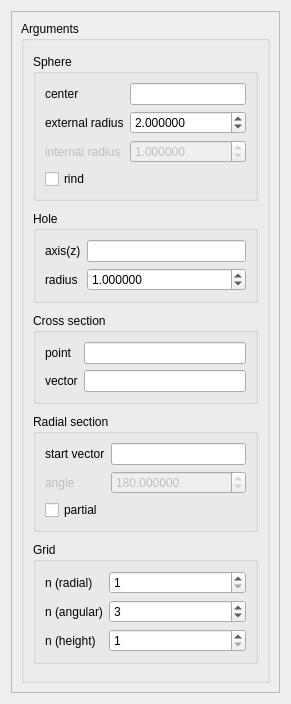
Qt form src/HEXABLOCKGUI/MakeHemiSphere_QTD.ui (SalomePlatform/hexablock) before a commit.
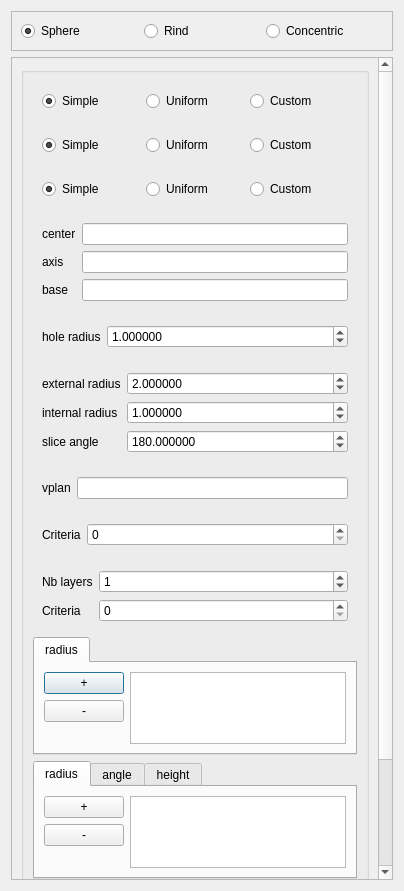
The same form after that commit.

Diff of the .ui file:
```diff
--- a/src/HEXABLOCKGUI/MakeHemiSphere_QTD.ui
+++ b/src/HEXABLOCKGUI/MakeHemiSphere_QTD.ui
@@ -6,8 +6,8 @@
    <rect>
     <x>0</x>
     <y>0</y>
-    <width>291</width>
-    <height>704</height>
+    <width>404</width>
+    <height>891</height>
    </rect>
   </property>
   <property name="sizePolicy">
@@ -19,18 +19,69 @@
   <property name="minimumSize">
    <size>
     <width>0</width>
-    <height>0</height>
+    <height>324</height>
    </size>
   </property>
   <property name="windowTitle">
    <string>HemiSphere Construction</string>
   </property>
   <layout class="QVBoxLayout" name="verticalLayout_2">
+   <item>
+    <widget class="QFrame" name="frame">
+     <property name="frameShape">
+      <enum>QFrame::StyledPanel</enum>
+     </property>
+     <property name="frameShadow">
+      <enum>QFrame::Raised</enum>
+     </property>
+     <layout class="QHBoxLayout" name="horizontalLayout">
+      <item>
+       <widget class="QRadioButton" name="sphere_rb">
+        <property name="sizePolicy">
+         <sizepolicy hsizetype="Minimum" vsizetype="Fixed">
+          <horstretch>0</horstretch>
+          <verstretch>0</verstretch>
+         </sizepolicy>
+        </property>
+        <property name="text">
+         <string>Sphere</string>
+        </property>
+        <property name="checked">
+         <bool>true</bool>
+        </property>
+       </widget>
+      </item>
+      <item>
+       <widget class="QRadioButton" name="rind_rb">
+        <property name="sizePolicy">
+         <sizepolicy hsizetype="Minimum" vsizetype="Fixed">
+          <horstretch>0</horstretch>
+          <verstretch>0</verstretch>
+         </sizepolicy>
+        </property>
+        <property name="text">
+         <string>Rind</string>
+        </property>
+       </widget>
+      </item>
+      <item>
+       <widget class="QRadioButton" name="spherical_rb">
+        <property name="sizePolicy">
+         <sizepolicy hsizetype="Minimum" vsizetype="Fixed">
+          <horstretch>0</horstretch>
+          <verstretch>0</verstretch>
+         </sizepolicy>
+        </property>
+        <property name="text">
+         <string>Concentric</string>
+        </property>
+       </widget>
+      </item>
+     </layout>
+    </widget>
+   </item>
    <item>
     <widget class="QScrollArea" name="scrollArea">
-     <property name="horizontalScrollBarPolicy">
-      <enum>Qt::ScrollBarAsNeeded</enum>
-     </property>
      <property name="widgetResizable">
       <bool>true</bool>
      </property>
@@ -39,29 +90,110 @@
        <rect>
         <x>0</x>
         <y>0</y>
-        <width>269</width>
-        <height>682</height>
+        <width>366</width>
+        <height>1076</height>
        </rect>
       </property>
-      <layout class="QVBoxLayout" name="verticalLayout">
+      <layout class="QVBoxLayout" name="verticalLayout_3">
        <item>
         <widget class="QGroupBox" name="groupBox">
          <property name="title">
-          <string>Arguments</string>
+          <string/>
          </property>
-         <layout class="QVBoxLayout" name="verticalLayout_4">
+         <layout class="QVBoxLayout" name="verticalLayout">
           <item>
-           <widget class="QGroupBox" name="groupBox_2">
-            <property name="sizePolicy">
-             <sizepolicy hsizetype="Preferred" vsizetype="Fixed">
-              <horstretch>0</horstretch>
-              <verstretch>0</verstretch>
-             </sizepolicy>
-            </property>
-            <property name="title">
-             <string>Sphere</string>
-            </property>
-            <layout class="QFormLayout" name="formLayout_4">
+           <widget class="QWidget" name="widget_7" native="true">
+            <layout class="QHBoxLayout" name="horizontalLayout_2">
+             <item>
+              <widget class="QRadioButton" name="sphereTop_rb">
+               <property name="text">
+                <string>Simple</string>
+               </property>
+               <property name="checked">
+                <bool>true</bool>
+               </property>
+              </widget>
+             </item>
+             <item>
+              <widget class="QRadioButton" name="sphereUni_rb">
+               <property name="text">
+                <string>Uniform</string>
+               </property>
+              </widget>
+             </item>
+             <item>
+              <widget class="QRadioButton" name="sphere2_rb">
+               <property name="text">
+                <string>Custom</string>
+               </property>
+              </widget>
+             </item>
+            </layout>
+           </widget>
+          </item>
+          <item>
+           <widget class="QWidget" name="widget_8" native="true">
+            <layout class="QHBoxLayout" name="horizontalLayout_3">
+             <item>
+              <widget class="QRadioButton" name="sphericalTop_rb">
+               <property name="text">
+                <string>Simple</string>
+               </property>
+               <property name="checked">
+                <bool>true</bool>
+               </property>
+              </widget>
+             </item>
+             <item>
+              <widget class="QRadioButton" name="sphericalUni_rb">
+               <property name="text">
+                <string>Uniform</string>
+               </property>
+              </widget>
+             </item>
+             <item>
+              <widget class="QRadioButton" name="spherical2_rb">
+               <property name="text">
+                <string>Custom</string>
+               </property>
+              </widget>
+             </item>
+            </layout>
+           </widget>
+          </item>
+          <item>
+           <widget class="QWidget" name="widget_9" native="true">
+            <layout class="QHBoxLayout" name="horizontalLayout_4">
+             <item>
+              <widget class="QRadioButton" name="rindTop_rb">
+               <property name="text">
+                <string>Simple</string>
+               </property>
+               <property name="checked">
+                <bool>true</bool>
+               </property>
+              </widget>
+             </item>
+             <item>
+              <widget class="QRadioButton" name="rindUni_rb">
+               <property name="text">
+                <string>Uniform</string>
+               </property>
+              </widget>
+             </item>
+             <item>
+              <widget class="QRadioButton" name="rind2_rb">
+               <property name="text">
+                <string>Custom</string>
+               </property>
+              </widget>
+             </item>
+            </layout>
+           </widget>
+          </item>
+          <item>
+           <widget class="QWidget" name="widget_2" native="true">
+            <layout class="QFormLayout" name="formLayout_2">
              <item row="0" column="0">
               <widget class="QLabel" name="label">
                <property name="text">
@@ -70,7 +202,7 @@
               </widget>
              </item>
              <item row="0" column="1">
-              <widget class="QLineEdit" name="sphere_center_le">
+              <widget class="QLineEdit" name="center_le">
                <property name="sizePolicy">
                 <sizepolicy hsizetype="Preferred" vsizetype="Fixed">
                  <horstretch>0</horstretch>
@@ -86,13 +218,87 @@
               </widget>
              </item>
              <item row="1" column="0">
+              <widget class="QLabel" name="label_3">
+               <property name="text">
+                <string>axis</string>
+               </property>
+              </widget>
+             </item>
+             <item row="1" column="1">
+              <widget class="QLineEdit" name="hole_axis_le">
+               <property name="sizePolicy">
+                <sizepolicy hsizetype="Preferred" vsizetype="Fixed">
+                 <horstretch>0</horstretch>
+                 <verstretch>0</verstretch>
+                </sizepolicy>
+               </property>
+               <property name="toolTip">
+                <string extracomment="select vector"/>
+               </property>
+               <property name="readOnly">
+                <bool>false</bool>
+               </property>
+              </widget>
+             </item>
+             <item row="2" column="0">
+              <widget class="QLabel" name="label_5">
+               <property name="text">
+                <string>base</string>
+               </property>
+              </widget>
+             </item>
+             <item row="2" column="1">
+              <widget class="QLineEdit" name="base_le"/>
+             </item>
+            </layout>
+           </widget>
+          </item>
+          <item>
+           <widget class="QWidget" name="widget_3" native="true">
+            <layout class="QFormLayout" name="formLayout">
+             <property name="fieldGrowthPolicy">
+              <enum>QFormLayout::AllNonFixedFieldsGrow</enum>
+             </property>
+             <item row="1" column="0">
+              <widget class="QLabel" name="label_6">
+               <property name="text">
+                <string>hole radius</string>
+               </property>
+              </widget>
+             </item>
+             <item row="1" column="1">
+              <widget class="QDoubleSpinBox" name="hole_rad_spb">
+               <property name="sizePolicy">
+                <sizepolicy hsizetype="Minimum" vsizetype="Fixed">
+                 <horstretch>0</horstretch>
+                 <verstretch>0</verstretch>
+                </sizepolicy>
+               </property>
+               <property name="decimals">
+                <number>6</number>
+               </property>
+               <property name="maximum">
+                <double>1000000000.000000000000000</double>
+               </property>
+               <property name="value">
+                <double>1.000000000000000</double>
+               </property>
+              </widget>
+             </item>
+            </layout>
+           </widget>
+          </item>
+          <item>
+           <widget class="QWidget" name="widget_4" native="true">
+            <layout class="QFormLayout" name="formLayout_4">
+             <item row="0" column="0">
               <widget class="QLabel" name="label_11">
                <property name="text">
                 <string>external radius</string>
                </property>
               </widget>
              </item>
-             <item row="1" column="1">
+             <item row="0" column="1">
               <widget class="QDoubleSpinBox" name="sphere_radext_spb">
                <property name="sizePolicy">
                 <sizepolicy hsizetype="Minimum" vsizetype="Fixed">
@@ -111,20 +317,20 @@
                </property>
               </widget>
              </item>
-             <item row="2" column="0">
+             <item row="1" column="0">
               <widget class="QLabel" name="int_rad_label">
                <property name="enabled">
-                <bool>false</bool>
+                <bool>true</bool>
                </property>
                <property name="text">
                 <string>internal radius</string>
                </property>
               </widget>
              </item>
-             <item row="2" column="1">
+             <item row="1" column="1">
               <widget class="QDoubleSpinBox" name="sphere_radint_spb">
                <property name="enabled">
-                <bool>false</bool>
+                <bool>true</bool>
                </property>
                <property name="sizePolicy">
                 <sizepolicy hsizetype="Minimum" vsizetype="Fixed">
@@ -143,186 +349,20 @@
                </property>
               </widget>
              </item>
-             <item row="3" column="0">
-              <widget class="QCheckBox" name="sphere_rind_cb">
-               <property name="text">
-                <string>rind</string>
-               </property>
-               <property name="checked">
-                <bool>false</bool>
-               </property>
-              </widget>
-             </item>
-            </layout>
-           </widget>
-          </item>
-          <item>
-           <widget class="QGroupBox" name="groupBox_4">
-            <property name="sizePolicy">
-             <sizepolicy hsizetype="Preferred" vsizetype="Fixed">
-              <horstretch>0</horstretch>
-              <verstretch>0</verstretch>
-             </sizepolicy>
-            </property>
-            <property name="title">
-             <string>Hole</string>
-            </property>
-            <layout class="QFormLayout" name="formLayout_2">
-             <item row="0" column="0">
-              <widget class="QLabel" name="label_3">
-               <property name="text">
-                <string>axis(z)</string>
-               </property>
-              </widget>
-             </item>
-             <item row="0" column="1">
-              <widget class="QLineEdit" name="hole_axis_le">
-               <property name="sizePolicy">
-                <sizepolicy hsizetype="Preferred" vsizetype="Fixed">
-                 <horstretch>0</horstretch>
-                 <verstretch>0</verstretch>
-                </sizepolicy>
-               </property>
-               <property name="toolTip">
-                <string extracomment="select vector"/>
-               </property>
-               <property name="readOnly">
-                <bool>false</bool>
-               </property>
-              </widget>
-             </item>
-             <item row="1" column="0">
-              <widget class="QLabel" name="label_6">
-               <property name="text">
-                <string>radius</string>
-               </property>
-              </widget>
-             </item>
-             <item row="1" column="1">
-              <widget class="QDoubleSpinBox" name="hole_rad_spb">
-               <property name="sizePolicy">
-                <sizepolicy hsizetype="Minimum" vsizetype="Fixed">
-                 <horstretch>0</horstretch>
-                 <verstretch>0</verstretch>
-                </sizepolicy>
-               </property>
-               <property name="decimals">
-                <number>6</number>
-               </property>
-               <property name="maximum">
-                <double>1000000000.000000000000000</double>
-               </property>
-               <property name="value">
-                <double>1.000000000000000</double>
-               </property>
-              </widget>
-             </item>
-            </layout>
-           </widget>
-          </item>
-          <item>
-           <widget class="QGroupBox" name="groupBox_7">
-            <property name="sizePolicy">
-             <sizepolicy hsizetype="Preferred" vsizetype="Fixed">
-              <horstretch>0</horstretch>
-              <verstretch>0</verstretch>
-             </sizepolicy>
-            </property>
-            <property name="title">
-             <string>Cross section</string>
-            </property>
-            <layout class="QFormLayout" name="formLayout_3">
-             <item row="0" column="0">
-              <widget class="QLabel" name="label_7">
-               <property name="text">
-                <string>point</string>
-               </property>
-              </widget>
-             </item>
-             <item row="0" column="1">
-              <widget class="QLineEdit" name="cross_pt_le">
-               <property name="sizePolicy">
-                <sizepolicy hsizetype="Minimum" vsizetype="Fixed">
-                 <horstretch>0</horstretch>
-                 <verstretch>0</verstretch>
-                </sizepolicy>
-               </property>
-               <property name="toolTip">
-                <string extracomment="select vertex"/>
-               </property>
-               <property name="statusTip">
-                <string/>
-               </property>
-               <property name="readOnly">
-                <bool>false</bool>
-               </property>
-              </widget>
-             </item>
-             <item row="1" column="0">
-              <widget class="QLabel" name="label_4">
-               <property name="text">
-                <string>vector</string>
-               </property>
-              </widget>
-             </item>
-             <item row="1" column="1">
-              <widget class="QLineEdit" name="cross_vec_le"/>
-             </item>
-            </layout>
-           </widget>
-          </item>
-          <item>
-           <widget class="QGroupBox" name="groupBox_5">
-            <property name="sizePolicy">
-             <sizepolicy hsizetype="Preferred" vsizetype="Fixed">
-              <horstretch>0</horstretch>
-              <verstretch>0</verstretch>
-             </sizepolicy>
-            </property>
-            <property name="title">
-             <string>Radial section</string>
-            </property>
-            <layout class="QFormLayout" name="formLayout_5">
-             <item row="0" column="0">
-              <widget class="QLabel" name="label_2">
-               <property name="text">
-                <string>start vector</string>
-               </property>
-              </widget>
-             </item>
-             <item row="0" column="1">
-              <widget class="QLineEdit" name="radial_vec_le">
-               <property name="sizePolicy">
-                <sizepolicy hsizetype="Preferred" vsizetype="Fixed">
-                 <horstretch>0</horstretch>
-                 <verstretch>0</verstretch>
-                </sizepolicy>
-               </property>
-               <property name="toolTip">
-                <string extracomment="select a vector"/>
-               </property>
-               <property name="statusTip">
-                <string/>
-               </property>
-               <property name="readOnly">
-                <bool>false</bool>
-               </property>
-              </widget>
-             </item>
-             <item row="1" column="0">
+             <item row="2" column="0">
               <widget class="QLabel" name="angle_label">
                <property name="enabled">
-                <bool>false</bool>
+                <bool>true</bool>
                </property>
                <property name="text">
-                <string>angle</string>
+                <string>slice angle</string>
                </property>
               </widget>
              </item>
-             <item row="1" column="1">
+             <item row="2" column="1">
               <widget class="QDoubleSpinBox" name="radial_angle_spb">
                <property name="enabled">
-                <bool>false</bool>
+                <bool>true</bool>
                </property>
                <property name="sizePolicy">
                 <sizepolicy hsizetype="Minimum" vsizetype="Fixed">
@@ -341,35 +381,362 @@
                </property>
               </widget>
              </item>
-             <item row="2" column="0">
-              <widget class="QCheckBox" name="radial_partial_cb">
-               <property name="text">
-                <string>partial</string>
-               </property>
-               <property name="checked">
-                <bool>false</bool>
-               </property>
-              </widget>
-             </item>
             </layout>
            </widget>
           </item>
           <item>
-           <widget class="QGroupBox" name="groupBox_6">
-            <property name="sizePolicy">
-             <sizepolicy hsizetype="Preferred" vsizetype="Fixed">
-              <horstretch>0</horstretch>
-              <verstretch>0</verstretch>
-             </sizepolicy>
-            </property>
-            <property name="title">
-             <string>Grid</string>
-            </property>
+           <widget class="QWidget" name="widget_10" native="true">
             <layout class="QFormLayout" name="formLayout_6">
+             <property name="fieldGrowthPolicy">
+              <enum>QFormLayout::AllNonFixedFieldsGrow</enum>
+             </property>
+             <item row="1" column="0">
+              <widget class="QLabel" name="label_12">
+               <property name="text">
+                <string>vplan</string>
+               </property>
+              </widget>
+             </item>
+             <item row="1" column="1">
+              <widget class="QLineEdit" name="vplan_le"/>
+             </item>
+            </layout>
+           </widget>
+          </item>
+          <item>
+           <widget class="QWidget" name="widget_20" native="true">
+            <layout class="QFormLayout" name="formLayout_12">
+             <item row="0" column="0">
+              <widget class="QLabel" name="label_4">
+               <property name="text">
+                <string>Criteria</string>
+               </property>
+              </widget>
+             </item>
+             <item row="0" column="1">
+              <widget class="QSpinBox" name="crit_spb">
+               <property name="maximum">
+                <number>1000000</number>
+               </property>
+               <property name="value">
+                <number>0</number>
+               </property>
+              </widget>
+             </item>
+            </layout>
+           </widget>
+          </item>
+          <item>
+           <widget class="QWidget" name="widget_5" native="true">
+            <layout class="QFormLayout" name="formLayout_3">
+             <item row="0" column="0">
+              <widget class="QLabel" name="label_2">
+               <property name="text">
+                <string>Nb layers</string>
+               </property>
+              </widget>
+             </item>
+             <item row="0" column="1">
+              <widget class="QSpinBox" name="nbre_spb">
+               <property name="maximum">
+                <number>1000000</number>
+               </property>
+               <property name="value">
+                <number>1</number>
+               </property>
+              </widget>
+             </item>
+             <item row="1" column="0">
+              <widget class="QLabel" name="label_7">
+               <property name="text">
+                <string>Criteria</string>
+               </property>
+              </widget>
+             </item>
+             <item row="1" column="1">
+              <widget class="QSpinBox" name="crit_spb_2">
+               <property name="maximum">
+                <number>1000000</number>
+               </property>
+              </widget>
+             </item>
+            </layout>
+           </widget>
+          </item>
+          <item>
+           <widget class="QTabWidget" name="random_param_w_3">
+            <property name="sizePolicy">
+             <sizepolicy hsizetype="Preferred" vsizetype="Preferred">
+              <horstretch>0</horstretch>
+              <verstretch>0</verstretch>
+             </sizepolicy>
+            </property>
+            <property name="maximumSize">
+             <size>
+              <width>16777215</width>
+              <height>150</height>
+             </size>
+            </property>
+            <property name="currentIndex">
+             <number>0</number>
+            </property>
+            <widget class="QWidget" name="ext_radius_tab_4">
+             <attribute name="title">
+              <string>radius</string>
+             </attribute>
+             <layout class="QGridLayout" name="gridLayout_11">
+              <item row="0" column="0">
+               <widget class="QPushButton" name="add_radius_pb_1">
+                <property name="enabled">
+                 <bool>true</bool>
+                </property>
+                <property name="sizePolicy">
+                 <sizepolicy hsizetype="Maximum" vsizetype="Fixed">
+                  <horstretch>0</horstretch>
+                  <verstretch>0</verstretch>
+                 </sizepolicy>
+                </property>
+                <property name="text">
+                 <string>+</string>
+                </property>
+               </widget>
+              </item>
+              <item row="0" column="1" rowspan="4">
+               <widget class="QListWidget" name="radius_lw_1">
+                <property name="sizePolicy">
+                 <sizepolicy hsizetype="Preferred" vsizetype="Preferred">
+                  <horstretch>0</horstretch>
+                  <verstretch>0</verstretch>
+                 </sizepolicy>
+                </property>
+               </widget>
+              </item>
+              <item row="1" column="0">
+               <widget class="QPushButton" name="del_radius_pb_1">
+                <property name="sizePolicy">
+                 <sizepolicy hsizetype="Maximum" vsizetype="Fixed">
+                  <horstretch>0</horstretch>
+                  <verstretch>0</verstretch>
+                 </sizepolicy>
+                </property>
+                <property name="text">
+                 <string>-</string>
+                </property>
+               </widget>
+              </item>
+              <item row="2" column="0">
+               <spacer name="verticalSpacer_13">
+                <property name="orientation">
+                 <enum>Qt::Vertical</enum>
+                </property>
+                <property name="sizeHint" stdset="0">
+                 <size>
+                  <width>20</width>
+                  <height>139</height>
+                 </size>
+                </property>
+               </spacer>
+              </item>
+             </layout>
+            </widget>
+           </widget>
+          </item>
+          <item>
+           <widget class="QTabWidget" name="random_param_w">
+            <property name="sizePolicy">
+             <sizepolicy hsizetype="Preferred" vsizetype="Preferred">
+              <horstretch>0</horstretch>
+              <verstretch>0</verstretch>
+             </sizepolicy>
+            </property>
+            <property name="maximumSize">
+             <size>
+              <width>16777215</width>
+              <height>150</height>
+             </size>
+            </property>
+            <property name="currentIndex">
+             <number>0</number>
+            </property>
+            <widget class="QWidget" name="ext_radius_tab_3">
+             <attribute name="title">
+              <string>radius</string>
+             </attribute>
+             <layout class="QGridLayout" name="gridLayout_8">
+              <item row="0" column="0">
+               <widget class="QPushButton" name="add_radius_pb_2">
+                <property name="enabled">
+                 <bool>true</bool>
+                </property>
+                <property name="sizePolicy">
+                 <sizepolicy hsizetype="Maximum" vsizetype="Fixed">
+                  <horstretch>0</horstretch>
+                  <verstretch>0</verstretch>
+                 </sizepolicy>
+                </property>
+                <property name="text">
+                 <string>+</string>
+                </property>
+               </widget>
+              </item>
+              <item row="0" column="1" rowspan="4">
+               <widget class="QListWidget" name="radius_lw_2">
+                <property name="sizePolicy">
+                 <sizepolicy hsizetype="Preferred" vsizetype="Preferred">
+                  <horstretch>0</horstretch>
+                  <verstretch>0</verstretch>
+                 </sizepolicy>
+                </property>
+               </widget>
+              </item>
+              <item row="1" column="0">
+               <widget class="QPushButton" name="del_radius_pb_2">
+                <property name="sizePolicy">
+                 <sizepolicy hsizetype="Maximum" vsizetype="Fixed">
+                  <horstretch>0</horstretch>
+                  <verstretch>0</verstretch>
+                 </sizepolicy>
+                </property>
+                <property name="text">
+                 <string>-</string>
+                </property>
+               </widget>
+              </item>
+              <item row="2" column="0">
+               <spacer name="verticalSpacer_10">
+                <property name="orientation">
+                 <enum>Qt::Vertical</enum>
+                </property>
+                <property name="sizeHint" stdset="0">
+                 <size>
+                  <width>20</width>
+                  <height>139</height>
+                 </size>
+                </property>
+               </spacer>
+              </item>
+             </layout>
+            </widget>
+            <widget class="QWidget" name="ext_angle_tab_3">
+             <attribute name="title">
+              <string>angle</string>
+             </attribute>
+             <layout class="QGridLayout" name="gridLayout_9">
+              <item row="0" column="0">
+               <widget class="QPushButton" name="add_angle_pb">
+                <property name="enabled">
+                 <bool>true</bool>
+                </property>
+                <property name="sizePolicy">
+                 <sizepolicy hsizetype="Maximum" vsizetype="Fixed">
+                  <horstretch>0</horstretch>
+                  <verstretch>0</verstretch>
+                 </sizepolicy>
+                </property>
+                <property name="text">
+                 <string>+</string>
+                </property>
+               </widget>
+              </item>
+              <item row="0" column="1" rowspan="3">
+               <widget class="QListWidget" name="angle_lw"/>
+              </item>
+              <item row="1" column="0">
+               <widget class="QPushButton" name="del_angle_pb">
+                <property name="sizePolicy">
+                 <sizepolicy hsizetype="Maximum" vsizetype="Fixed">
+                  <horstretch>0</horstretch>
+                  <verstretch>0</verstretch>
+                 </sizepolicy>
+                </property>
+                <property name="text">
+                 <string>-</string>
+                </property>
+               </widget>
+              </item>
+              <item row="2" column="0">
+               <spacer name="verticalSpacer_11">
+                <property name="orientation">
+                 <enum>Qt::Vertical</enum>
+                </property>
+                <property name="sizeHint" stdset="0">
+                 <size>
+                  <width>20</width>
+                  <height>139</height>
+                 </size>
+                </property>
+               </spacer>
+              </item>
+             </layout>
+            </widget>
+            <widget class="QWidget" name="ext_height_tab_3">
+             <attribute name="title">
+              <string>height</string>
+             </attribute>
+             <layout class="QGridLayout" name="gridLayout_10">
+              <item row="0" column="0">
+               <widget class="QPushButton" name="add_height_pb">
+                <property name="enabled">
+                 <bool>true</bool>
+                </property>
+                <property name="sizePolicy">
+                 <sizepolicy hsizetype="Maximum" vsizetype="Fixed">
+                  <horstretch>0</horstretch>
+                  <verstretch>0</verstretch>
+                 </sizepolicy>
+                </property>
+                <property name="text">
+                 <string>+</string>
+                </property>
+               </widget>
+              </item>
+              <item row="0" column="1" rowspan="3">
+               <widget class="QListWidget" name="height_lw">
+                <property name="sizePolicy">
+                 <sizepolicy hsizetype="Expanding" vsizetype="Expanding">
+                  <horstretch>0</horstretch>
+                  <verstretch>0</verstretch>
+                 </sizepolicy>
+                </property>
+               </widget>
+              </item>
+              <item row="1" column="0">
+               <widget class="QPushButton" name="del_height_pb">
+                <property name="sizePolicy">
+                 <sizepolicy hsizetype="Maximum" vsizetype="Fixed">
+                  <horstretch>0</horstretch>
+                  <verstretch>0</verstretch>
+                 </sizepolicy>
+                </property>
+                <property name="text">
+                 <string>-</string>
+                </property>
+               </widget>
+              </item>
+              <item row="2" column="0">
+               <spacer name="verticalSpacer_12">
+                <property name="orientation">
+                 <enum>Qt::Vertical</enum>
+                </property>
+                <property name="sizeHint" stdset="0">
+                 <size>
+                  <width>20</width>
+                  <height>139</height>
+                 </size>
+                </property>
+               </spacer>
+              </item>
+             </layout>
+            </widget>
+           </widget>
+          </item>
+          <item>
+           <widget class="QWidget" name="widget_6" native="true">
+            <layout class="QFormLayout" name="formLayout_5">
              <item row="0" column="0">
               <widget class="QLabel" name="label_8">
                <property name="text">
-                <string>n (radial)</string>
+                <string>nb Radial</string>
                </property>
               </widget>
              </item>
@@ -395,7 +762,7 @@
              <item row="1" column="0">
               <widget class="QLabel" name="label_9">
                <property name="text">
-                <string>n (angular)</string>
+                <string>nb Angular</string>
                </property>
               </widget>
              </item>
@@ -421,7 +788,7 @@
              <item row="2" column="0">
               <widget class="QLabel" name="label_10">
                <property name="text">
-                <string>n (height)</string>
+                <string>nb Height</string>
                </property>
               </widget>
              </item>
@@ -447,6 +814,19 @@
             </layout>
            </widget>
           </item>
+          <item>
+           <spacer name="verticalSpacer">
+            <property name="orientation">
+             <enum>Qt::Vertical</enum>
+            </property>
+            <property name="sizeHint" stdset="0">
+             <size>
+              <width>20</width>
+              <height>40</height>
+             </size>
+            </property>
+           </spacer>
+          </item>
          </layout>
         </widget>
        </item>
```
Left out of the diff: 1178 changed lines with no effect on the pictures.
